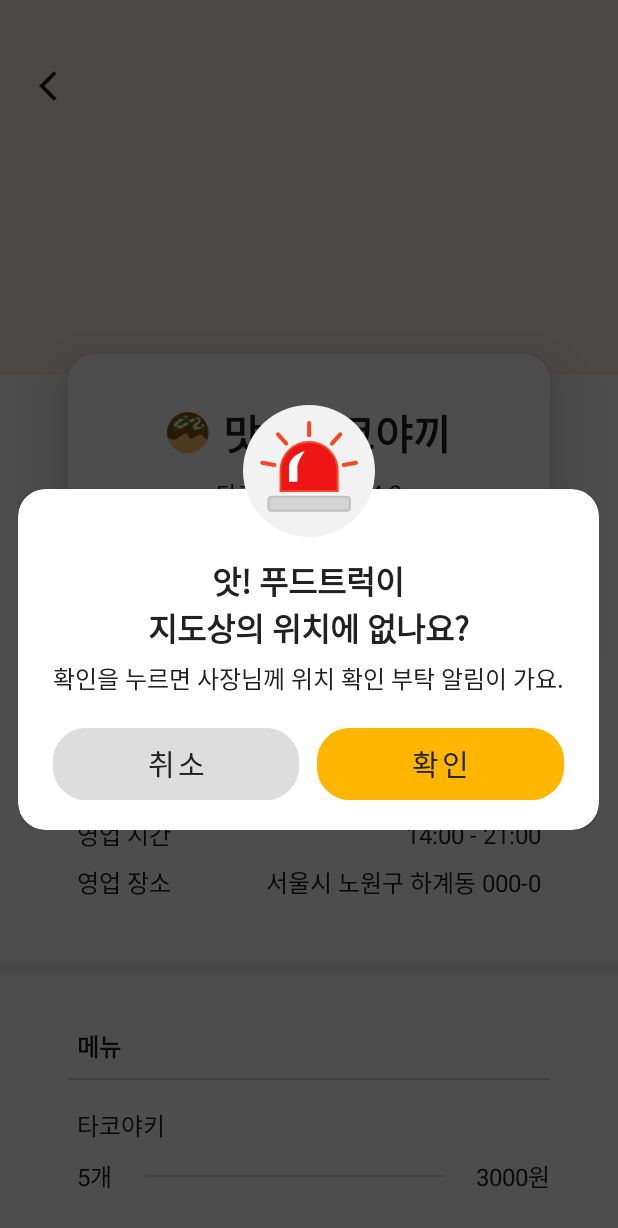
After one commit to Capstone-FoodDeuk/Fooddeuk-Android, an Android app: the fragment NoTruckDialog placed in its activity, on a phone screen of 412 x 824 dp. The commit adds this screen. Shown: the top 1228 px of the screen. Run offline under Robolectric (Android 15) with nearby library versions, the phone set to English and light mode, and no system bars.

Commit message:
트럭 없음 다이얼로그 구현

```diff
--- a/app/src/main/java/com/seoultech/fooddeuk/detail/TruckDetailActivity.kt
+++ b/app/src/main/java/com/seoultech/fooddeuk/detail/TruckDetailActivity.kt
@@ -4,6 +4,7 @@ import androidx.appcompat.app.AppCompatActivity
 import android.os.Bundle
 import com.seoultech.fooddeuk.R
 import com.seoultech.fooddeuk.databinding.ActivityTruckDetailBinding
+import com.seoultech.fooddeuk.dialog.NoTruckDialog
 
 class TruckDetailActivity : AppCompatActivity() {
 
@@ -13,5 +14,13 @@ class TruckDetailActivity : AppCompatActivity() {
         super.onCreate(savedInstanceState)
         binding = ActivityTruckDetailBinding.inflate(layoutInflater)
         setContentView(binding.root)
+
+        setOnClickListener()
+    }
+
+    private fun setOnClickListener() {
+        binding.layoutTruckDetailTitle.tvReport.setOnClickListener {
+            NoTruckDialog().show(supportFragmentManager, "layout_dialog_no_truck") // 다이얼로그 쇼
+        }
     }
 }
--- /dev/null
+++ b/app/src/main/java/com/seoultech/fooddeuk/dialog/NoTruckDialog.kt
@@ -0,0 +1,39 @@
+package com.seoultech.fooddeuk.dialog
+
+import android.graphics.Color
+import android.graphics.drawable.ColorDrawable
+import android.os.Bundle
+import android.view.LayoutInflater
+import android.view.View
+import android.view.ViewGroup
+import android.widget.Toast
+import androidx.fragment.app.DialogFragment
+import com.seoultech.fooddeuk.databinding.LayoutNoTruckDialogBinding
+
+class NoTruckDialog : DialogFragment() {
+
+    private lateinit var binding: LayoutNoTruckDialogBinding
+
+    override fun onCreateView(
+        inflater: LayoutInflater,
+        container: ViewGroup?,
+        savedInstanceState: Bundle?
+    ): View? {
+        binding = LayoutNoTruckDialogBinding.inflate(inflater, container, false)
+        dialog?.window?.apply {
+            setBackgroundDrawable(ColorDrawable(Color.TRANSPARENT)) // 다이얼로그 배경 투명색으로 설정
+            setDimAmount(0.7f) // 다이얼로그 프래그먼트 빈공간 진한 회색으로 설정(기본은 0.5임)
+        }
+        return binding.root
+    }
+
+    override fun onViewCreated(view: View, savedInstanceState: Bundle?) {
+        super.onViewCreated(view, savedInstanceState)
+        binding.btnCancel.setOnClickListener {
+            dialog?.cancel()
+        }
+        binding.btnOk.setOnClickListener {
+            Toast.makeText(context, "확인", Toast.LENGTH_SHORT).show()
+        }
+    }
+}
--- /dev/null
+++ b/app/src/main/res/drawable/ic_no_truck_logo.xml
@@ -0,0 +1,52 @@
+<vector xmlns:android="http://schemas.android.com/apk/res/android"
+    android:width="66dp"
+    android:height="66dp"
+    android:viewportWidth="66"
+    android:viewportHeight="66">
+  <path
+      android:pathData="M33,33m-33,0a33,33 0,1 1,66 0a33,33 0,1 1,-66 0"
+      android:fillColor="#F2F2F2"/>
+  <path
+      android:strokeWidth="1"
+      android:pathData="M47.3061,32.7699C47.3061,24.8895 40.9143,18.5115 33.0476,18.5115C25.1809,18.5115 18.7891,24.9032 18.7891,32.7699V42.9721H47.3197V32.7699H47.3061Z"
+      android:fillColor="#ED1515"
+      android:strokeColor="#FC4522"/>
+  <path
+      android:strokeWidth="1"
+      android:pathData="M51.8951,52.8874H14.2003C13.3672,52.8874 12.6843,52.2046 12.6843,51.3714V47.3834C12.6843,46.5503 13.3672,45.8675 14.2003,45.8675H51.8951C52.7282,45.8675 53.4111,46.5503 53.4111,47.3834V51.3714C53.4111,52.2182 52.7419,52.8874 51.8951,52.8874Z"
+      android:fillColor="#D3D3D3"
+      android:strokeColor="#C1C1C1"/>
+  <path
+      android:pathData="M30.6849,23.5511C30.8624,23.3189 30.6576,23.0048 30.3844,23.1004C28.1856,23.9062 23.2279,26.2143 22.9821,30.7759V38.3695H27.2022V31.6773C27.2022,31.691 26.8608,28.5907 30.6849,23.5511Z"
+      android:fillColor="#ffffff"/>
+  <path
+      android:pathData="M33.0477,8.9375V15.138"
+      android:strokeWidth="2"
+      android:fillColor="#00000000"
+      android:strokeColor="#FC4522"
+      android:strokeLineCap="round"/>
+  <path
+      android:pathData="M17.4918,14.6736L21.6574,19.2762"
+      android:strokeWidth="2"
+      android:fillColor="#00000000"
+      android:strokeColor="#FC4522"
+      android:strokeLineCap="round"/>
+  <path
+      android:pathData="M9.625,28.8912L15.7299,29.9701"
+      android:strokeWidth="2"
+      android:fillColor="#00000000"
+      android:strokeColor="#FC4522"
+      android:strokeLineCap="round"/>
+  <path
+      android:pathData="M48.6035,14.6736L44.438,19.2762"
+      android:strokeWidth="2"
+      android:fillColor="#00000000"
+      android:strokeColor="#FC4522"
+      android:strokeLineCap="round"/>
+  <path
+      android:pathData="M56.4704,28.8912L50.3655,29.9701"
+      android:strokeWidth="2"
+      android:fillColor="#00000000"
+      android:strokeColor="#FC4522"
+      android:strokeLineCap="round"/>
+</vector>
--- /dev/null
+++ b/app/src/main/res/layout/layout_no_truck_dialog.xml
@@ -0,0 +1,84 @@
+<?xml version="1.0" encoding="utf-8"?>
+<androidx.constraintlayout.widget.ConstraintLayout xmlns:android="http://schemas.android.com/apk/res/android"
+    android:layout_width="match_parent"
+    android:layout_height="wrap_content"
+    xmlns:app="http://schemas.android.com/apk/res-auto">
+
+    <ImageView
+        android:id="@+id/iv_no_truck_logo"
+        android:layout_width="88dp"
+        android:layout_height="88dp"
+        android:src="@drawable/ic_no_truck_logo"
+        android:elevation="2dp"
+        app:layout_constraintTop_toTopOf="parent"
+        app:layout_constraintStart_toStartOf="parent"
+        app:layout_constraintEnd_toEndOf="parent" />
+
+    <com.google.android.material.card.MaterialCardView
+        android:id="@+id/cv_dialog_background"
+        android:layout_width="match_parent"
+        android:layout_height="match_parent"
+        android:layout_marginTop="56dp"
+        app:cardCornerRadius="18dp"
+        app:cardBackgroundColor="@color/white"
+        app:layout_constraintTop_toTopOf="@+id/iv_no_truck_logo"
+        app:layout_constraintStart_toStartOf="parent"
+        app:layout_constraintEnd_toEndOf="parent">
+        <LinearLayout
+            android:layout_width="match_parent"
+            android:layout_height="match_parent"
+            android:orientation="vertical"
+            android:gravity="center"
+            android:paddingHorizontal="23dp">
+            <TextView
+                android:layout_width="wrap_content"
+                android:layout_height="wrap_content"
+                android:layout_marginTop="45dp"
+                android:gravity="center"
+                android:text="앗! 푸드트럭이\n지도상의 위치에 없나요?"
+                android:textSize="21sp"
+                android:textColor="@color/food_deuk_text_a"
+                android:textStyle="bold"/>
+            <TextView
+                android:layout_width="wrap_content"
+                android:layout_height="wrap_content"
+                android:layout_marginTop="6dp"
+                android:gravity="center"
+                android:text="확인을 누르면 사장님께 위치 확인 부탁 알림이 가요."
+                android:textSize="16sp"
+                android:textColor="@color/food_deuk_text_a"/>
+            <LinearLayout
+                android:layout_width="match_parent"
+                android:layout_height="wrap_content"
+                android:layout_marginTop="21dp"
+                android:layout_marginBottom="20dp"
+                android:orientation="horizontal"
+                android:layout_weight="2">
+                <Button
+                    android:id="@+id/btn_cancel"
+                    android:layout_width="wrap_content"
+                    android:layout_height="wrap_content"
+                    android:layout_marginEnd="6dp"
+                    android:layout_weight="1"
+                    android:backgroundTint="@color/food_deuk_text_d"
+                    android:text="취소"
+                    android:textSize="19sp"
+                    android:textColor="@color/food_deuk_text_a"
+                    style="@style/NoTruckDialogCancleOrOkButtonStyle"/>
+                <Button
+                    android:id="@+id/btn_ok"
+                    android:layout_width="wrap_content"
+                    android:layout_height="wrap_content"
+                    android:layout_marginStart="6dp"
+                    android:layout_weight="1"
+                    android:backgroundTint="@color/food_deuk_main_color"
+                    android:text="확인"
+                    android:textSize="19sp"
+                    android:textColor="@color/food_deuk_text_a"
+                    style="@style/NoTruckDialogCancleOrOkButtonStyle"/>
+            </LinearLayout>
+        </LinearLayout>
+
+    </com.google.android.material.card.MaterialCardView>
+
+</androidx.constraintlayout.widget.ConstraintLayout>
--- a/app/src/main/res/values/styles.xml
+++ b/app/src/main/res/values/styles.xml
@@ -55,4 +55,12 @@
         <item name="android:paddingBottom">0dp</item>
     </style>
 
+    <style name="NoTruckDialogCancleOrOkButtonStyle" parent="Widget.MaterialComponents.Button.UnelevatedButton">
+        <item name="cornerRadius">22dp</item>
+        <item name="android:insetTop">0dp</item> <!-- 머티리얼 디자인 버튼 기본 마진 제거(레이아웃 <-> 컴포넌트) -->
+        <item name="android:insetLeft">0dp</item>
+        <item name="android:insetBottom">0dp</item>
+        <item name="android:insetRight">0dp</item>
+    </style>
+
 </resources>
```
